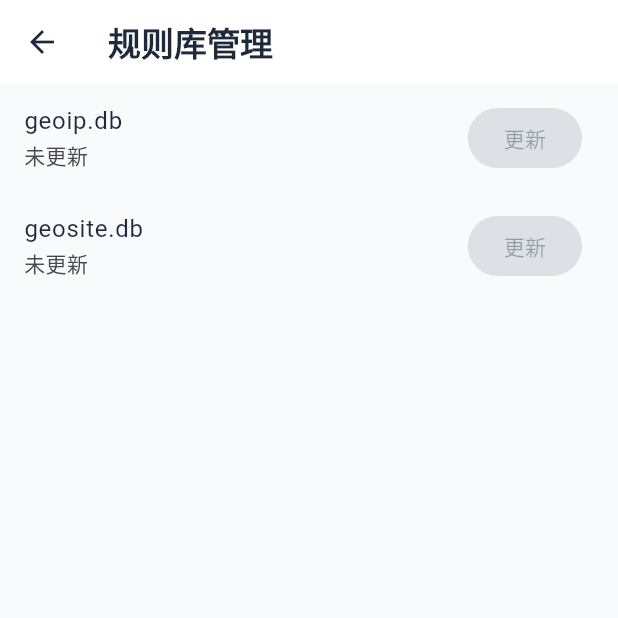
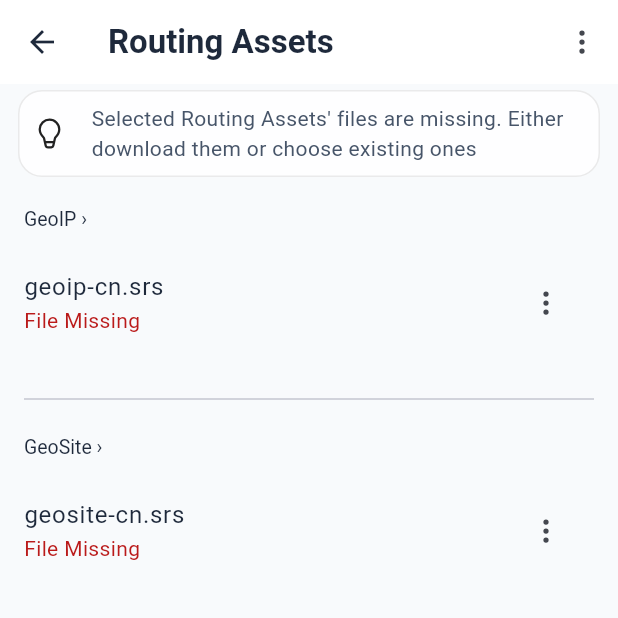
Before and after one commit to luuuuke88/clashmiao, a Flutter app: the AssetsPage screen opened directly, on a phone screen of 412 x 824 dp, the top half of it. Run offline on Flutter 3.47's test engine with Material 3 defaults, Android fonts, the phone set to English and light mode, and no system bars; drawn by our look-alikes of dynamic_color, toastification; our stand-ins replace app_links, dio, file_picker, fl_chart, fluentui_system_icons, flutter_animate and 13 more; missing offline and left inert: dart:ffi, launch_at_startup, mobile_scanner, timezone_to_country, tray_manager, window_manager; accounts and stored records are empty; generated files the repository leaves out were written again; Roboto replaces fonts that are missing (Emoji); statements that could not run were skipped.

```diff
--- a/lib/features/assets/model/geo_asset.dart
+++ b/lib/features/assets/model/geo_asset.dart
@@ -26,12 +26,12 @@ class GeoAsset {
 
   static GeoAsset get geoip => const GeoAsset(
     type: GeoAssetType.geoip,
-    filename: 'geoip.db',
+    filename: 'geoip-cn.srs',
     cdnUrl: defaultGeoipUrl,
   );
   static GeoAsset get geosite => const GeoAsset(
     type: GeoAssetType.geosite,
-    filename: 'geosite.db',
+    filename: 'geosite-cn.srs',
     cdnUrl: defaultGeositeUrl,
   );
 }
--- a/lib/features/assets/widget/assets_page.dart
+++ b/lib/features/assets/widget/assets_page.dart
@@ -1,5 +1,10 @@
+import 'package:clashmiao/core/localization/translations.dart';
 import 'package:clashmiao/features/assets/model/geo_asset.dart';
 import 'package:clashmiao/features/assets/state/geo_update_notifier.dart';
+import 'package:clashmiao/shared/components/adaptive_icon.dart';
+import 'package:clashmiao/shared/components/app_toast.dart';
+import 'package:clashmiao/shared/components/tip_card.dart';
+import 'package:fluentui_system_icons/fluentui_system_icons.dart';
 import 'package:flutter/material.dart';
 import 'package:hooks_riverpod/hooks_riverpod.dart';
 
@@ -8,54 +13,189 @@ class AssetsPage extends ConsumerWidget {
 
   @override
   Widget build(BuildContext context, WidgetRef ref) {
+    final t = ref.watch(translationsProvider);
     final states = ref.watch(geoUpdateProvider);
-    final notifier = ref.read(geoUpdateProvider.notifier);
+    final hasMissingAsset = [
+      GeoAsset.geoip,
+      GeoAsset.geosite,
+    ].any((asset) => states[asset.type]?.lastUpdated == null);
 
     return Scaffold(
-      appBar: AppBar(title: const Text('规则库管理')),
-      body: SafeArea(
-        child: ListView(
-          children: [GeoAsset.geoip, GeoAsset.geosite].map((asset) {
-            final s = states[asset.type]!;
-            return ListTile(
-              title: Text(asset.filename),
-              subtitle: s.error != null
-                  ? Text(
-                      s.error!,
+      body: CustomScrollView(
+        slivers: [
+          SliverAppBar(
+            title: Text(t.settings.geoAssets.pageTitle),
+            pinned: true,
+            actions: [
+              PopupMenuButton<_AssetsAction>(
+                icon: const AdaptiveIcon(
+                  apple: FluentIcons.more_horizontal_24_regular,
+                  other: FluentIcons.more_vertical_24_regular,
+                ),
+                onSelected: (action) {
+                  switch (action) {
+                    case _AssetsAction.addRecommended:
+                      ref.read(geoUpdateProvider.notifier).addRecommended();
+                  }
+                },
+                itemBuilder: (context) => [
+                  PopupMenuItem(
+                    value: _AssetsAction.addRecommended,
+                    child: Text(t.settings.geoAssets.addRecommended),
+                  ),
+                ],
+              ),
+            ],
+          ),
+          if (hasMissingAsset)
+            SliverToBoxAdapter(
+              child: TipCard(
+                message: t.settings.geoAssets.missingGeoAssetsMsg,
+              ),
+            ),
+          _AssetSection(
+            title: t.settings.geoAssets.geoip,
+            asset: GeoAsset.geoip,
+          ),
+          const SliverToBoxAdapter(child: Divider(indent: 16, endIndent: 16)),
+          _AssetSection(
+            title: t.settings.geoAssets.geosite,
+            asset: GeoAsset.geosite,
+          ),
+          const SliverToBoxAdapter(child: SizedBox(height: 24)),
+        ],
+      ),
+    );
+  }
+}
+
+enum _AssetsAction { addRecommended }
+
+class _AssetSection extends ConsumerWidget {
+  const _AssetSection({required this.title, required this.asset});
+
+  final String title;
+  final GeoAsset asset;
+
+  @override
+  Widget build(BuildContext context, WidgetRef ref) {
+    final states = ref.watch(geoUpdateProvider);
+    final state = states[asset.type] ?? const GeoUpdateState();
+
+    return SliverMainAxisGroup(
+      slivers: [
+        SliverToBoxAdapter(
+          child: ListTile(
+            title: Text('$title ›'),
+            titleTextStyle: Theme.of(context).textTheme.headlineSmall,
+            dense: true,
+          ),
+        ),
+        SliverToBoxAdapter(
+          child: _GeoAssetTile(asset: asset, state: state),
+        ),
+      ],
+    );
+  }
+}
+
+class _GeoAssetTile extends ConsumerWidget {
+  const _GeoAssetTile({required this.asset, required this.state});
+
+  final GeoAsset asset;
+  final GeoUpdateState state;
+
+  @override
+  Widget build(BuildContext context, WidgetRef ref) {
+    final t = ref.watch(translationsProvider);
+    final fileMissing = state.lastUpdated == null;
+
+    return ListTile(
+      title: Text(asset.filename),
+      isThreeLine: true,
+      subtitle: state.isUpdating
+          ? Column(
+              crossAxisAlignment: CrossAxisAlignment.start,
+              mainAxisSize: MainAxisSize.min,
+              children: [
+                LinearProgressIndicator(value: state.progress),
+                const SizedBox(height: 4),
+                Text('${(state.progress * 100).toInt()}%'),
+              ],
+            )
+          : Text.rich(
+              TextSpan(
+                children: [
+                  if (state.error != null)
+                    TextSpan(
+                      text: state.error!,
                       style: TextStyle(
                         color: Theme.of(context).colorScheme.error,
                       ),
                     )
-                  : s.lastUpdated != null
-                  ? Text('更新于 ${_fmt(s.lastUpdated!)}')
-                  : const Text('未更新'),
-              trailing: s.isUpdating
-                  ? SizedBox(
-                      width: 120,
-                      child: Column(
-                        mainAxisAlignment: MainAxisAlignment.center,
-                        children: [
-                          LinearProgressIndicator(value: s.progress),
-                          Text(
-                            '${(s.progress * 100).toInt()}%',
-                            style: const TextStyle(fontSize: 11),
-                          ),
-                        ],
+                  else if (fileMissing)
+                    TextSpan(
+                      text: t.settings.geoAssets.fileMissing,
+                      style: TextStyle(
+                        color: Theme.of(context).colorScheme.error,
                       ),
                     )
-                  : FilledButton(
-                      onPressed: asset.cdnUrl.isEmpty
-                          ? null
-                          : () => notifier.update(asset),
-                      child: const Text('更新'),
-                    ),
-            );
-          }).toList(),
+                  else ...[
+                    if (asset.sizeBytes != null) ...[
+                      TextSpan(text: _formatBytes(asset.sizeBytes!)),
+                      const TextSpan(text: ' • '),
+                    ],
+                    TextSpan(text: _formatDate(state.lastUpdated!)),
+                  ],
+                ],
+              ),
+              overflow: TextOverflow.ellipsis,
+            ),
+      trailing: PopupMenuButton<_GeoAssetAction>(
+        icon: const AdaptiveIcon(
+          apple: FluentIcons.more_horizontal_24_regular,
+          other: FluentIcons.more_vertical_24_regular,
         ),
+        itemBuilder: (context) => [
+          PopupMenuItem(
+            enabled: !state.isUpdating && asset.cdnUrl.isNotEmpty,
+            value: _GeoAssetAction.update,
+            child: Text(
+              fileMissing
+                  ? t.settings.geoAssets.download
+                  : t.settings.geoAssets.update,
+            ),
+          ),
+        ],
+        onSelected: (action) async {
+          switch (action) {
+            case _GeoAssetAction.update:
+              await ref.read(geoUpdateProvider.notifier).update(asset);
+              if (!context.mounted) return;
+              final next = ref.read(geoUpdateProvider)[asset.type];
+              if (next?.error != null) {
+                AppToast.error(context, t.settings.geoAssets.failureMsg);
+              } else {
+                AppToast.success(context, t.settings.geoAssets.successMsg);
+              }
+          }
+        },
       ),
     );
   }
+}
 
-  String _fmt(DateTime dt) =>
-      '${dt.year}-${dt.month.toString().padLeft(2, '0')}-${dt.day.toString().padLeft(2, '0')}';
+enum _GeoAssetAction { update }
+
+String _formatDate(DateTime dt) {
+  return '${dt.year}-${dt.month.toString().padLeft(2, '0')}-${dt.day.toString().padLeft(2, '0')}';
 }
+
+String _formatBytes(int bytes) {
+  if (bytes < 1024) return '$bytes B';
+  if (bytes < 1024 * 1024) return '${(bytes / 1024).toStringAsFixed(1)} KB';
+  if (bytes < 1024 * 1024 * 1024) {
+    return '${(bytes / (1024 * 1024)).toStringAsFixed(1)} MB';
+  }
+  return '${(bytes / (1024 * 1024 * 1024)).toStringAsFixed(2)} GB';
+}
```
Also changed, not shown: lib/features/assets/logic/geo_update_service.dart (+21 -6 lines), lib/features/assets/state/geo_update_notifier.dart (+51 -8 lines), 2 other files.
